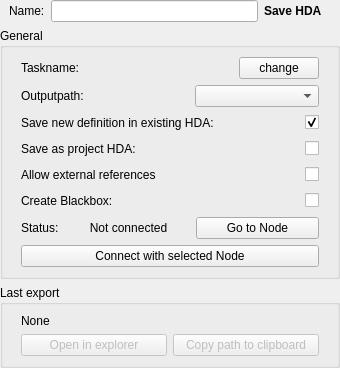
PrismPipeline/Prism, file Prism/Plugins/Apps/Houdini/Scripts/StateManagerNodes/StateUserInterfaces/hou_SaveHDA.ui: the form before one commit.
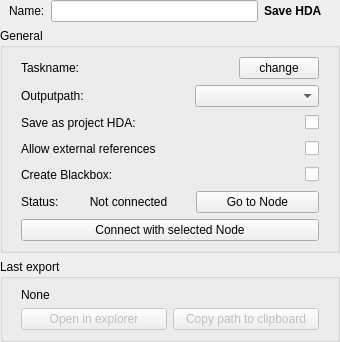
The form after the commit.

Patch:
```diff
--- a/Prism/Plugins/Apps/Houdini/Scripts/StateManagerNodes/StateUserInterfaces/hou_SaveHDA.ui
+++ b/Prism/Plugins/Apps/Houdini/Scripts/StateManagerNodes/StateUserInterfaces/hou_SaveHDA.ui
@@ -7,7 +7,7 @@
     <x>0</x>
     <y>0</y>
     <width>340</width>
-    <height>351</height>
+    <height>325</height>
    </rect>
   </property>
   <property name="sizePolicy">
@@ -200,48 +200,6 @@
         </layout>
        </widget>
       </item>
-      <item>
-       <widget class="QWidget" name="w_saveToExistingHDA" native="true">
-        <layout class="QHBoxLayout" name="horizontalLayout_16">
-         <property name="topMargin">
-          <number>0</number>
-         </property>
-         <property name="bottomMargin">
-          <number>0</number>
-         </property>
-         <item>
-          <widget class="QLabel" name="l_saveToExistingHDA">
-           <property name="text">
-            <string>Save new definition in existing HDA:</string>
-           </property>
-          </widget>
-         </item>
-         <item>
-          <spacer name="horizontalSpacer_11">
-           <property name="orientation">
-            <enum>Qt::Horizontal</enum>
-           </property>
-           <property name="sizeHint" stdset="0">
-            <size>
-             <width>40</width>
-             <height>20</height>
-            </size>
-           </property>
-          </spacer>
-         </item>
-         <item>
-          <widget class="QCheckBox" name="chb_saveToExistingHDA">
-           <property name="text">
-            <string/>
-           </property>
-           <property name="checked">
-            <bool>true</bool>
-           </property>
-          </widget>
-         </item>
-        </layout>
-       </widget>
-      </item>
       <item>
        <widget class="QWidget" name="w_projectHDA" native="true">
         <layout class="QHBoxLayout" name="horizontalLayout_19">
```
